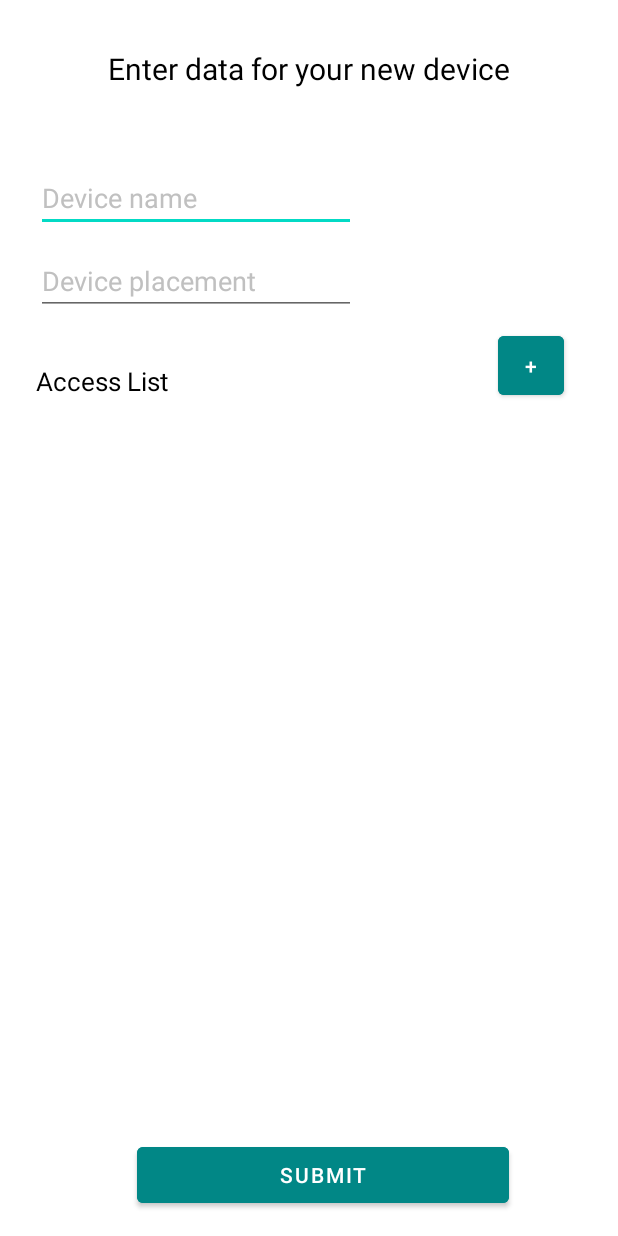
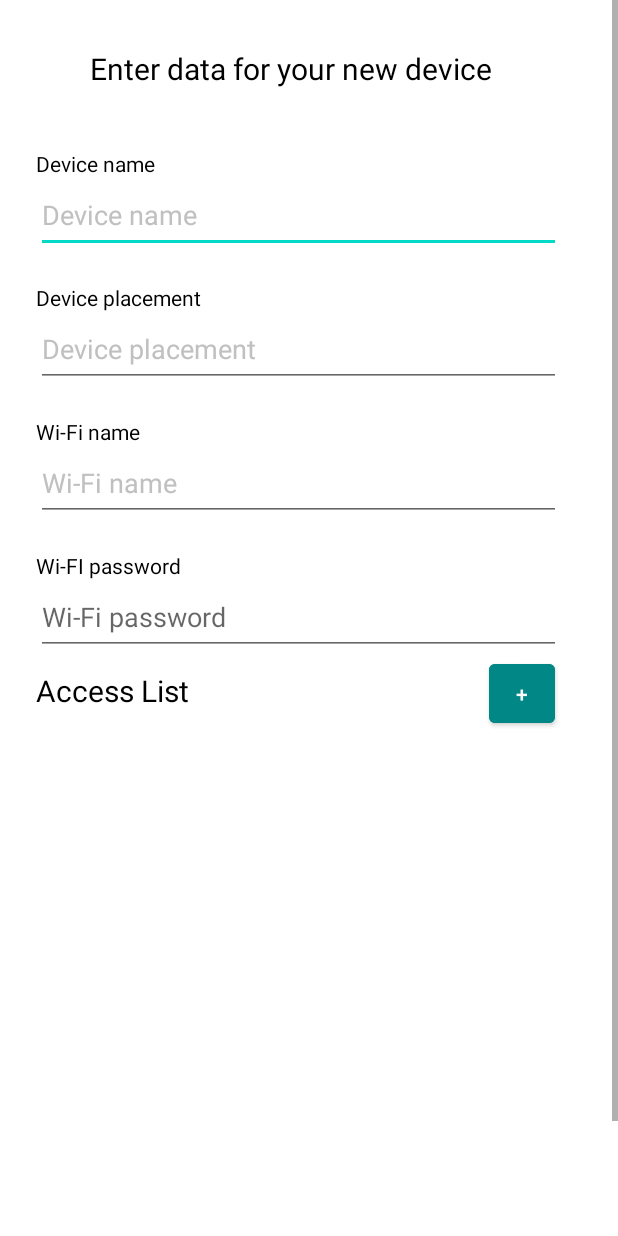
Before and after one commit to StefanBosev/Diplom-work, an Android app: the AddNewDeviceActivity screen opened directly, with no data from a screen before it, on a phone screen of 412 x 824 dp. Run offline under Robolectric (Android 15) with nearby library versions, the phone set to English and light mode, and no system bars.

Commit message:
Added input fields for Wi-Fi network; added scrollable layout to the activity

```diff
--- a/SmartQRLockApp/app/src/main/java/org/elsys/smartqrlockapp/AddNewDeviceActivity.java
+++ b/SmartQRLockApp/app/src/main/java/org/elsys/smartqrlockapp/AddNewDeviceActivity.java
@@ -7,8 +7,6 @@ import androidx.cardview.widget.CardView;
 import android.content.DialogInterface;
 import android.content.Intent;
 import android.os.Bundle;
-import android.text.InputType;
-import android.util.Log;
 import android.view.View;
 import android.widget.Button;
 import android.widget.EditText;
@@ -57,10 +55,13 @@ public class AddNewDeviceActivity extends AppCompatActivity {
     private void addToDevicesList() {
         EditText deviceName = (EditText) findViewById(R.id.setDeviceName);
         EditText devicePlacement = (EditText) findViewById(R.id.setDevicePlacement);
-        LinearLayout accessListContainer = findViewById(R.id.addToListViewEdit);
+        EditText wifiName = (EditText) findViewById(R.id.wifiName);
+        EditText wifiPassword = (EditText) findViewById(R.id.wifiPassword);
+        LinearLayout accessListContainer = findViewById(R.id.addToListView);
 
         JSONObject deviceData = new JSONObject();
         JSONObject accessList = new JSONObject();
+        JSONObject wifiData = new JSONObject();
 
         try {
 
@@ -80,8 +81,12 @@ public class AddNewDeviceActivity extends AppCompatActivity {
                accessList.put(name.getText().toString(), personalData);
            }
 
+           wifiData.put("wi-fi-name", wifiName.getText().toString());
+           wifiData.put("wi-fi-pass", wifiPassword.getText().toString());
+
             deviceData.put("name", deviceName.getText().toString());
             deviceData.put("place", devicePlacement.getText().toString());
+            deviceData.put("wi-fi", wifiData);
             deviceData.put("access-list", accessList);
         } catch (JSONException e) {
             e.printStackTrace();
@@ -102,7 +107,7 @@ public class AddNewDeviceActivity extends AppCompatActivity {
     }
 
     private void addNewAccessEntry() {
-        LinearLayout list = findViewById(R.id.addToListViewEdit);
+        LinearLayout list = findViewById(R.id.addToListView);
         CardView newEntry = AccessCardFactory.getInstance().getCard(getApplicationContext(), list, null, null, null);
         newEntry.setClickable(true);
 
--- a/SmartQRLockApp/app/src/main/res/layout/activity_add_new_device.xml
+++ b/SmartQRLockApp/app/src/main/res/layout/activity_add_new_device.xml
@@ -8,11 +8,25 @@
     android:background="@color/white"
     tools:context=".AddNewDeviceActivity">
 
+    <ScrollView
+        android:layout_width="match_parent"
+        android:layout_height="match_parent"
+        app:layout_constraintBottom_toBottomOf="parent"
+        app:layout_constraintEnd_toEndOf="parent"
+        app:layout_constraintStart_toStartOf="parent"
+        app:layout_constraintTop_toTopOf="parent">
+
+        <LinearLayout
+            android:layout_width="match_parent"
+            android:layout_height="wrap_content"
+            android:orientation="vertical">
+
             <TextView
                 android:id="@+id/newDevicePageHeading"
                 android:layout_width="wrap_content"
                 android:layout_height="wrap_content"
                 android:layout_marginTop="32dp"
+                android:layout_marginLeft="60dp"
                 android:text="@string/new_device_heading"
                 android:textColor="@color/black"
                 android:textSize="20sp"
@@ -20,89 +34,163 @@
                 app:layout_constraintStart_toStartOf="parent"
                 app:layout_constraintTop_toTopOf="parent" />
 
+            <TextView
+                android:id="@+id/textView2"
+                android:layout_width="wrap_content"
+                android:layout_height="wrap_content"
+                android:layout_marginStart="24dp"
+                android:layout_marginTop="40dp"
+                android:text="Device name"
+                android:textColor="@color/black"
+                app:layout_constraintStart_toStartOf="parent"
+                app:layout_constraintTop_toBottomOf="@+id/newDevicePageHeading" />
 
             <EditText
                 android:id="@+id/setDeviceName"
-        android:layout_width="wrap_content"
-        android:layout_height="wrap_content"
+                android:layout_width="350dp"
+                android:layout_height="50dp"
                 android:layout_marginStart="24dp"
-        android:layout_marginTop="50dp"
                 android:ems="10"
                 android:hint="@string/enter_device_name_hint"
                 android:inputType="textPersonName"
                 android:textColor="@color/black"
                 android:textColorHint="@color/light_grey"
+                android:visibility="visible"
                 app:layout_constraintStart_toStartOf="parent"
-        app:layout_constraintTop_toBottomOf="@+id/newDevicePageHeading" />
+                app:layout_constraintTop_toBottomOf="@+id/textView2" />
+
+            <TextView
+                android:id="@+id/textView3"
+                android:layout_width="wrap_content"
+                android:layout_height="wrap_content"
+                android:layout_marginStart="24dp"
+                android:layout_marginTop="20dp"
+                android:text="Device placement"
+                android:textColor="@color/black"
+                app:layout_constraintStart_toStartOf="parent"
+                app:layout_constraintTop_toBottomOf="@+id/textView2" />
 
             <EditText
                 android:id="@+id/setDevicePlacement"
-        android:layout_width="wrap_content"
-        android:layout_height="wrap_content"
+                android:layout_width="350dp"
+                android:layout_height="50dp"
                 android:layout_marginStart="24dp"
-        android:layout_marginTop="10dp"
                 android:ems="10"
                 android:hint="@string/enter_device_placement_hint"
                 android:inputType="textPersonName"
                 android:textColor="@color/black"
                 android:textColorHint="@color/light_grey"
+                app:layout_constraintStart_toStartOf="parent"
+                app:layout_constraintTop_toBottomOf="@+id/textView3" />
 
+            <TextView
+                android:id="@+id/textView4"
+                android:layout_width="wrap_content"
+                android:layout_height="wrap_content"
+                android:layout_marginStart="24dp"
+                android:layout_marginTop="20dp"
+                android:text="Wi-Fi name"
+                android:textColor="@color/black"
                 app:layout_constraintStart_toStartOf="parent"
-        app:layout_constraintTop_toBottomOf="@+id/setDeviceName" />
+                app:layout_constraintTop_toBottomOf="@+id/setDevicePlacement" />
+
+            <EditText
+                android:id="@+id/wifiName"
+                android:layout_width="350dp"
+                android:layout_height="50dp"
+                android:layout_marginStart="24dp"
+                android:ems="10"
+                android:hint="@string/wifi_name"
+                android:textColor="@color/black"
+                android:textColorHint="@color/light_grey"
+                app:layout_constraintStart_toStartOf="parent"
+                app:layout_constraintTop_toBottomOf="@+id/textView4" />
+
+            <TextView
+                android:id="@+id/textView7"
+                android:layout_width="wrap_content"
+                android:layout_height="wrap_content"
+                android:layout_marginStart="24dp"
+                android:layout_marginTop="20dp"
+                android:text="Wi-FI password"
+                android:textColor="@color/black"
+                app:layout_constraintStart_toStartOf="parent"
+                app:layout_constraintTop_toBottomOf="@+id/setDevicePlacement" />
+
+            <EditText
+                android:id="@+id/wifiPassword"
+                android:layout_width="350dp"
+                android:layout_height="50dp"
+                android:layout_marginStart="24dp"
+                android:ems="10"
+                android:hint="@string/wifi_pass"
+                android:inputType="textPassword"
+                app:layout_constraintStart_toStartOf="parent"
+                app:layout_constraintTop_toBottomOf="@+id/textView7" />
+
+            <LinearLayout
+                android:layout_width="match_parent"
+                android:layout_height="wrap_content"
+                android:orientation="horizontal">
 
                 <TextView
                     android:id="@+id/textView"
                     android:layout_width="wrap_content"
                     android:layout_height="wrap_content"
                     android:layout_marginStart="24dp"
-        android:layout_marginTop="32dp"
                     android:text="Access List"
                     android:textColor="@color/black"
-        android:textSize="17sp"
-        app:layout_constraintStart_toStartOf="parent"
-        app:layout_constraintTop_toBottomOf="@+id/setDevicePlacement" />
+                    android:textSize="20sp"
+                    app:layout_constraintBottom_toTopOf="@+id/accessListScrollView"
+                    app:layout_constraintStart_toStartOf="parent" />
 
                 <Button
                     android:id="@+id/addAccessEntry"
                     android:layout_width="44dp"
                     android:layout_height="51dp"
-        android:layout_marginStart="332dp"
-        android:layout_marginTop="8dp"
+                    android:layout_marginStart="200dp"
+                    android:layout_marginBottom="10dp"
                     android:backgroundTint="@color/teal_700"
+                    android:text="+"
                     android:textColor="@color/white"
-        android:text="+"
-        app:layout_constraintStart_toStartOf="parent"
-        app:layout_constraintTop_toBottomOf="@+id/setDevicePlacement" />
+                    app:layout_constraintBottom_toTopOf="@+id/accessListScrollView"
+                    app:layout_constraintStart_toStartOf="parent" />
+            </LinearLayout>
+
+            <ScrollView
+                android:id="@+id/accessListScrollView"
+                android:layout_width="350dp"
+                android:layout_height="341dp"
+                android:layout_marginBottom="4dp"
+                android:layout_marginLeft="20dp"
+                app:layout_constraintBottom_toTopOf="@+id/submit"
+                app:layout_constraintEnd_toEndOf="parent"
+                app:layout_constraintHorizontal_bias="0.558"
+                app:layout_constraintStart_toStartOf="parent">
+
+                <LinearLayout
+                    android:id="@+id/addToListView"
+                    android:layout_width="match_parent"
+                    android:layout_height="wrap_content"
+                    android:orientation="vertical">
+
+                </LinearLayout>
+            </ScrollView>
 
             <Button
                 android:id="@+id/submit"
                 android:layout_width="248dp"
                 android:layout_height="49dp"
                 android:layout_marginBottom="16dp"
+                android:layout_marginLeft="80dp"
                 android:backgroundTint="@color/teal_700"
                 android:text="Submit"
                 android:textColor="@color/white"
                 app:layout_constraintBottom_toBottomOf="parent"
                 app:layout_constraintEnd_toEndOf="parent"
-        app:layout_constraintHorizontal_bias="0.556"
                 app:layout_constraintStart_toStartOf="parent" />
 
-    <ScrollView
-        android:id="@+id/accessListScrollView"
-        android:layout_width="350dp"
-        android:layout_height="341dp"
-        android:layout_marginTop="5dp"
-        android:layout_marginBottom="5dp"
-        app:layout_constraintBottom_toTopOf="@+id/submit"
-        app:layout_constraintEnd_toEndOf="parent"
-        app:layout_constraintStart_toStartOf="parent"
-        app:layout_constraintTop_toBottomOf="@+id/addAccessEntry">
-
-        <LinearLayout
-            android:id="@+id/addToListViewEdit"
-            android:layout_width="match_parent"
-            android:layout_height="wrap_content"
-            android:orientation="vertical" />
+        </LinearLayout>
     </ScrollView>
 
 </androidx.constraintlayout.widget.ConstraintLayout>
--- a/SmartQRLockApp/app/src/main/res/values/strings.xml
+++ b/SmartQRLockApp/app/src/main/res/values/strings.xml
@@ -11,4 +11,6 @@
     <string name="enter_device_name_hint">Device name</string>
     <string name="enter_device_placement_hint">Device placement</string>
     <string name="title_activity_edit_device">EditDeviceActivity</string>
+    <string name="wifi_name">Wi-Fi name</string>
+    <string name="wifi_pass">Wi-Fi password</string>
 </resources>
```
Lines whose indentation alone changed are shown as unchanged.
